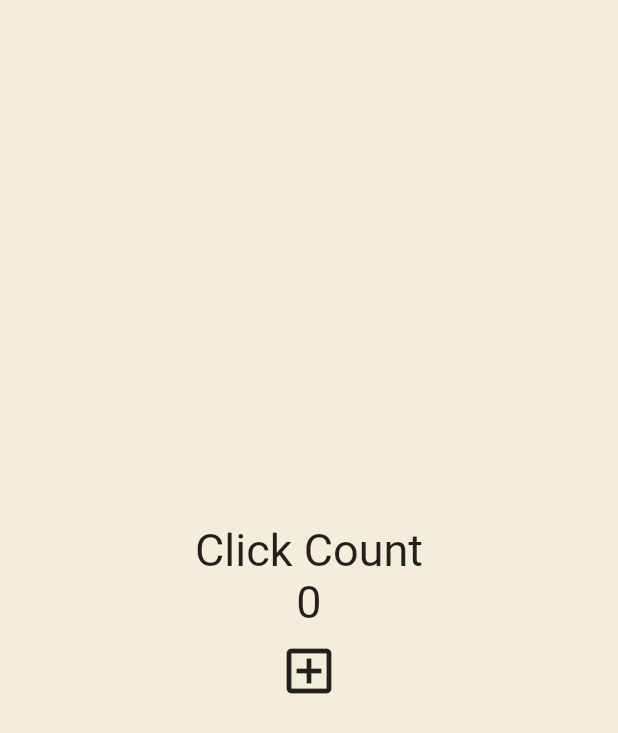
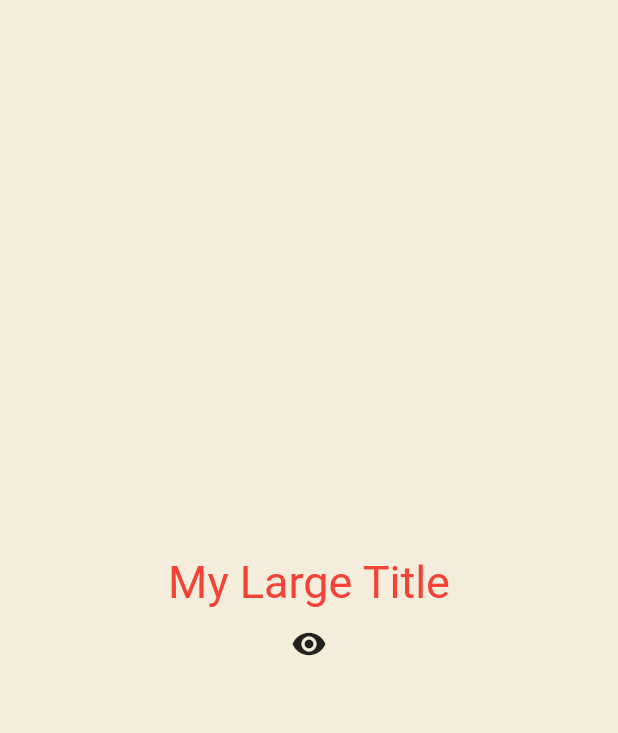
Before and after one commit to chmh0805/flutter-begginer-course, a Flutter app: the screen it shows after launch, on a phone screen of 412 x 824 dp. Shown: the top 733 px of the screen. Run offline on Flutter 3.47's test engine with Material 2 defaults, Android fonts, the phone set to English and light mode, and no system bars.

Commit message:
Feat: Use themeData For Child Widgets

```diff
--- a/lib/main.dart
+++ b/lib/main.dart
@@ -10,41 +10,41 @@ class App extends StatefulWidget {
 }
 
 class _AppState extends State<App> {
-  int counter = 0;
+  bool showTitle = true;
 
-  void onClicked() {
+  void toggleTitle() {
     setState(() {
-      counter = counter + 1;
+      showTitle = !showTitle;
     });
   }
 
   @override
   Widget build(BuildContext context) {
     return MaterialApp(
+      theme: ThemeData(
+        textTheme: const TextTheme(
+          titleLarge: TextStyle(
+            color: Colors.red,
+          ),
+        ),
+      ),
       home: Scaffold(
         backgroundColor: const Color(0xFFF4EDDB),
         body: Center(
           child: Column(
             mainAxisAlignment: MainAxisAlignment.center,
             children: [
-              const Text(
-                "Click Count",
-                style: TextStyle(
-                  fontSize: 30,
+              showTitle
+                  ? const MyLargeTitle()
+                  : const Text(
+                      'Nothing',
+                    ),
+              IconButton(
+                onPressed: toggleTitle,
+                icon: const Icon(
+                  Icons.remove_red_eye,
                 ),
               ),
-              Text(
-                '$counter',
-                style: const TextStyle(
-                  fontSize: 30,
-                ),
-              ),
-              IconButton(
-                  iconSize: 40,
-                  onPressed: onClicked,
-                  icon: const Icon(
-                    Icons.add_box_outlined,
-                  ))
             ],
           ),
         ),
@@ -52,3 +52,36 @@ class _AppState extends State<App> {
     );
   }
 }
+
+class MyLargeTitle extends StatefulWidget {
+  const MyLargeTitle({
+    Key? key,
+  }) : super(key: key);
+
+  @override
+  State<MyLargeTitle> createState() => _MyLargeTitleState();
+}
+
+class _MyLargeTitleState extends State<MyLargeTitle> {
+  @override
+  void initState() {
+    super.initState();
+  }
+
+  @override
+  void dispose() {
+    print('dispose!');
+    super.dispose();
+  }
+
+  @override
+  Widget build(BuildContext context) {
+    return Text(
+      "My Large Title",
+      style: TextStyle(
+        fontSize: 30,
+        color: Theme.of(context).textTheme.titleLarge!.color,
+      ),
+    );
+  }
+}
```
